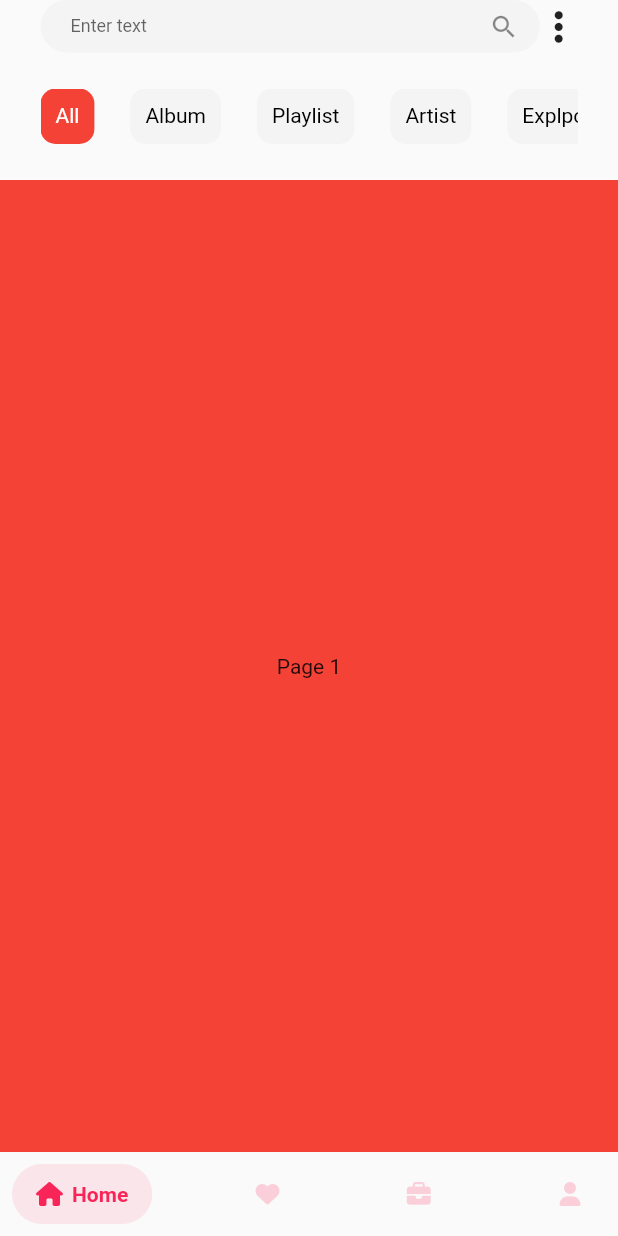
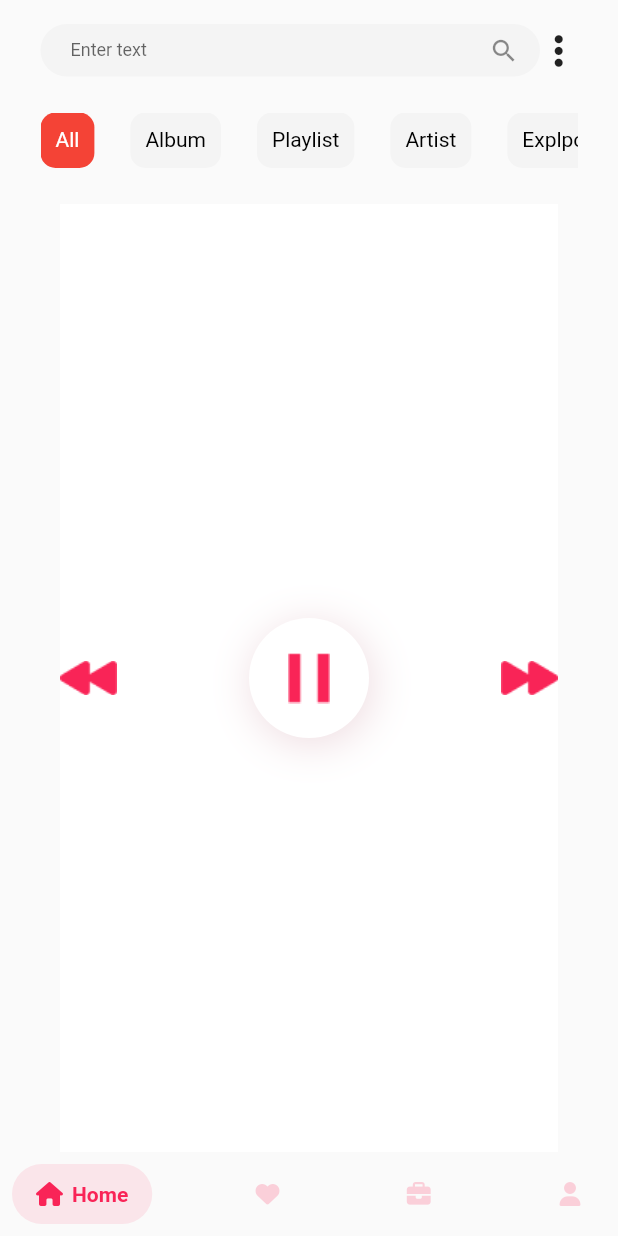
Before and after one commit to Gia-Giang/app_mucis, a Flutter app: the screen it shows after launch, on a phone screen of 412 x 824 dp. Run offline on Flutter 3.47's test engine with Material 2 defaults, Android fonts, the phone set to English and light mode, and no system bars; drawn by our look-alikes of salomon_bottom_bar; our stand-ins replace font_awesome_flutter.

Commit message:
add handel play pause next back and progress

```diff
--- a/lib/representation/screens/HomeScreen/HomeScreen.dart
+++ b/lib/representation/screens/HomeScreen/HomeScreen.dart
@@ -1,4 +1,5 @@
 import 'package:flutter/material.dart';
+import 'dart:async';
 import 'package:font_awesome_flutter/font_awesome_flutter.dart';
 
 import '../../../core/constants/color_containts.dart';
@@ -17,13 +18,26 @@ class _HomeScreenState extends State<HomeScreen> {
   int selectedIndex = 0;
   List<String> options = ['All', 'Album', 'Playlist', 'Artist', 'Explpore'];
   final TextEditingController _textEditingController = TextEditingController();
+  // ignore: unused_field
+  late Timer _timer;
+  double _progress = 0.0;
+  // ignore: prefer_final_fields, unused_field
+  Duration _elapsedTime = Duration.zero;
 
+  @override
   void dispose() {
     _pageController.dispose();
     super.dispose();
   }
 
   void handelSubmit() {}
+
+  void _onSliderChanged(double value) {
+    setState(() {
+      _progress = value;
+    });
+  }
+
   @override
   Widget build(BuildContext context) {
     return SafeArea(
@@ -32,7 +46,9 @@ class _HomeScreenState extends State<HomeScreen> {
         Container(
           height: 35,
           margin: const EdgeInsets.only(
-              left: kBiggerPadding, right: kBiggerPadding),
+              top: kDefaultPadding,
+              left: kBiggerPadding,
+              right: kBiggerPadding),
           child: Row(
             children: [
               Expanded(
@@ -101,9 +117,14 @@ class _HomeScreenState extends State<HomeScreen> {
                               const BorderRadius.all(Radius.circular(10))),
                       child: Padding(
                           padding: const EdgeInsets.all(10),
-                          child: Text(options[index],style: TextStyle(color: index == selectedIndex
-                              ? Colors.white
-                              : Colors.black,),)),
+                          child: Text(
+                            options[index],
+                            style: TextStyle(
+                              color: index == selectedIndex
+                                  ? Colors.white
+                                  : Colors.black,
+                            ),
+                          )),
                     ),
                   );
                 })),
@@ -117,16 +138,66 @@ class _HomeScreenState extends State<HomeScreen> {
           },
           children: [
             Container(
-              color: Colors.red,
-              child: const Center(
-                child: Text('Page 1'),
+              margin: const EdgeInsets.only(left: 40, right: 40),
+              color: Colors.white,
+              child: Row(
+                children: [
+                  Expanded(
+                      child: Align(
+                    alignment: Alignment.centerLeft,
+                    child: Image.asset("assets/images/ic_arrow_left.png"),
+                  )),
+                  Container(
+                    decoration: const BoxDecoration(
+                        boxShadow: [
+                          BoxShadow(
+                            color: Color.fromRGBO(133, 0, 32, 0.14),
+                            offset: Offset(2, 4),
+                            blurRadius: 23,
+                          )
+                        ],
+                        borderRadius: BorderRadius.all(Radius.circular(50)),
+                        color: Colors.white),
+                    width: 80,
+                    height: 80,
+                    child: Image.asset("assets/images/ic_pause.png"),
+                  ),
+                  Expanded(
+                      child: Align(
+                    alignment: Alignment.centerRight,
+                    child: Image.asset("assets/images/ic_right.png"),
+                  ))
+                ],
               ),
             ),
-            Container(
-              color: Colors.green,
-              child: const Center(
-                child: Text('Page 2'),
-              ),
+            Column(
+              children: [
+                Container(
+                  margin: EdgeInsets.only(left: kBiggerPadding,right: kBiggerPadding),
+                  child: Row(
+                  children: [
+                    Expanded(
+                        child: Align(
+                      // ignore: sort_child_properties_last
+                      child: Text(_progress.toString()),
+                      alignment: Alignment.centerLeft,
+                    )),
+                    Expanded(
+                        child: Align(
+                      child: Text((100-_progress).toString()),
+                      alignment: Alignment.centerRight,
+                    ))
+                  ],
+                ),),
+                Slider(
+                  activeColor: ColorPalette.redColor,
+                  inactiveColor: ColorPalette.lightGray,
+                  value: _progress,
+                  min: 0.0,
+                  max: 100.0,
+                  onChanged: _onSliderChanged,
+                )
+              ],
             ),
             Container(
               color: Colors.blue,
--- a/pubspec.yaml
+++ b/pubspec.yaml
@@ -38,7 +38,6 @@ dependencies:
   camera: ^0.10.0
   image_gallery_saver: ^1.7.1
   path_provider: ^2.0.15
-  flutter_icons: ^1.1.0
 
 dev_dependencies:
   flutter_test:
@@ -70,7 +69,6 @@ flutter:
   # To add assets to your application, add an assets section, like this:
   assets:
       - assets/images/
-      - assets/icons/
 
   # An image asset can refer to one or more resolution-specific "variants", see
   # https://flutter.dev/assets-and-images/#resolution-aware
```
Also changed, not shown: assets/images/ic_right.png (renamed from assets/images/ic_.png), pubspec.lock, 2 other files.
